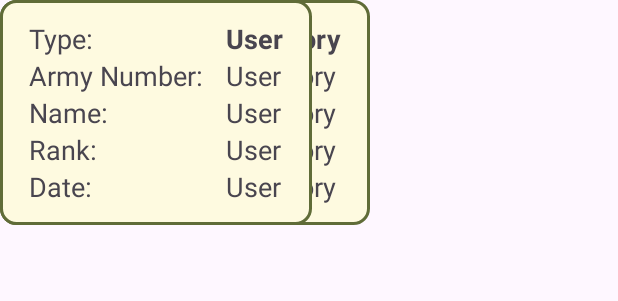
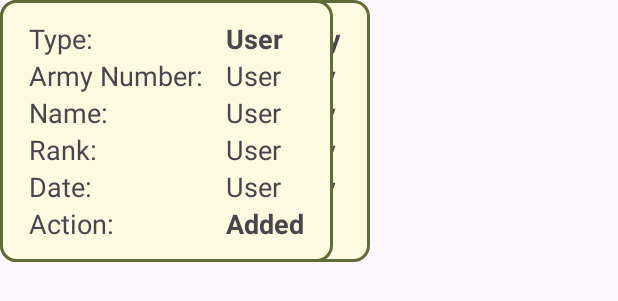
Before and after one commit to strikleApp/KoteManagementAndroid, an Android app: the layout list_view_all_records.xml on its own in the app's theme, with its tools: preview values and no code run, on a phone screen of 412 x 824 dp. Shown: the top 301 px of the screen. Run offline under Robolectric (Android 15) with nearby library versions, the light colour scheme and no system bars.

Commit message:
Fixed Records View modal

```diff
--- a/app/src/main/java/com/android/kotemanagement/room/dao/RecordsDao.java
+++ b/app/src/main/java/com/android/kotemanagement/room/dao/RecordsDao.java
@@ -23,7 +23,8 @@ public interface RecordsDao {
     @Delete
     void delete(Records record);
 
-    @Query("SELECT * FROM records") // Ensure your table name is correct
+    @Query("SELECT * FROM records")
+        // Ensure your table name is correct
     LiveData<List<Records>> getAllRecords();
 
     @Query("SELECT * FROM records WHERE armyNumber = :armyNumber LIMIT 1")
--- a/app/src/main/res/layout/list_view_all_records.xml
+++ b/app/src/main/res/layout/list_view_all_records.xml
@@ -66,6 +66,15 @@
             app:layout_constraintStart_toStartOf="parent"
             app:layout_constraintTop_toBottomOf="@id/tvWeaponTextInventory" />
 
+        <TextView
+            android:id="@+id/tvActionTextInventory"
+            android:layout_width="wrap_content"
+            android:layout_height="wrap_content"
+            android:text="Action:"
+            android:textSize="@dimen/_14sdp"
+            app:layout_constraintStart_toStartOf="parent"
+            app:layout_constraintTop_toBottomOf="@id/tvDateTextInventory" />
+
         <!--    VARIABLE-->
         <TextView
             android:id="@+id/tvTypeInventory"
@@ -113,6 +122,16 @@
             android:textSize="@dimen/_14sdp"
             app:layout_constraintStart_toStartOf="@id/tvTypeInventory"
             app:layout_constraintTop_toTopOf="@id/tvDateTextInventory" />
+
+        <TextView
+            android:id="@+id/tvActionInventory"
+            android:layout_width="wrap_content"
+            android:layout_height="wrap_content"
+            android:text="Retured"
+            android:textSize="@dimen/_14sdp"
+            android:textStyle="bold"
+            app:layout_constraintStart_toStartOf="@id/tvTypeInventory"
+            app:layout_constraintTop_toTopOf="@id/tvActionTextInventory" />
 
     </androidx.constraintlayout.widget.ConstraintLayout>
 
@@ -178,6 +197,15 @@
             app:layout_constraintStart_toStartOf="parent"
             app:layout_constraintTop_toBottomOf="@id/tvRankText" />
 
+        <TextView
+            android:id="@+id/tvActionText"
+            android:layout_width="wrap_content"
+            android:layout_height="wrap_content"
+            android:text="Action:"
+            android:textSize="@dimen/_14sdp"
+            app:layout_constraintStart_toStartOf="parent"
+            app:layout_constraintTop_toBottomOf="@id/tvDateText" />
+
         <!--    VARIABLE-->
         <TextView
             android:id="@+id/tvType"
@@ -226,5 +254,15 @@
             app:layout_constraintStart_toStartOf="@id/tvType"
             app:layout_constraintTop_toTopOf="@id/tvDateText" />
 
+        <TextView
+            android:id="@+id/tvAction"
+            android:layout_width="wrap_content"
+            android:layout_height="wrap_content"
+            android:text="Added"
+            android:textSize="@dimen/_14sdp"
+            android:textStyle="bold"
+            app:layout_constraintStart_toStartOf="@id/tvType"
+            app:layout_constraintTop_toTopOf="@id/tvActionText" />
+
     </androidx.constraintlayout.widget.ConstraintLayout>
 </androidx.constraintlayout.widget.ConstraintLayout>
```
Also changed, not shown: app/src/main/java/com/android/kotemanagement/fragments/inventory/IssueInventoryFragment.java (+5 -9 lines), app/src/main/java/com/android/kotemanagement/fragments/records/RecordFunctions.java (added, +41 -0 lines), app/src/main/java/com/android/kotemanagement/fragments/users/AddUserFragment.java (+8 -5 lines), app/src/main/java/com/android/kotemanagement/fragments/users/DeleteUserFragment.java (+0 -7 lines), app/src/main/java/com/android/kotemanagement/room/entities/RecordAction.java (added, +8 -0 lines), app/src/main/java/com/android/kotemanagement/room/entities/Records.java (+20 -10 lines), app/src/main/java/com/android/kotemanagement/room/viewmodel/RecordsViewModel.java (+3 -20 lines), app/src/main/res/layout/fragment_add_user.xml (+20 -22 lines), 1 other file.
